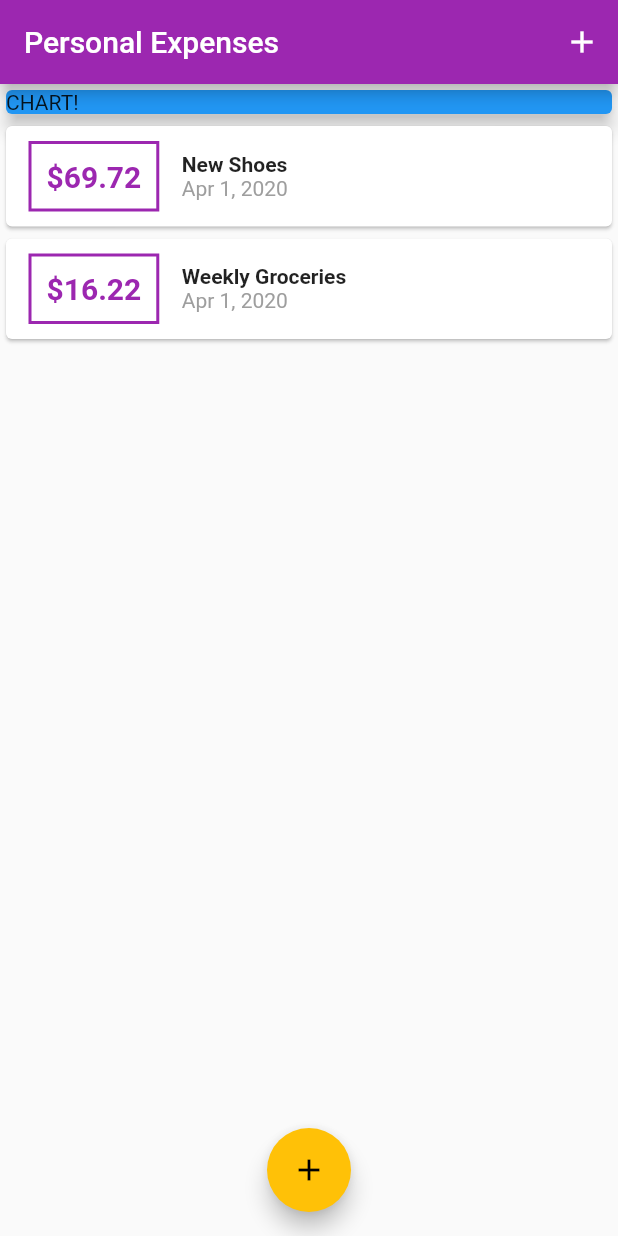
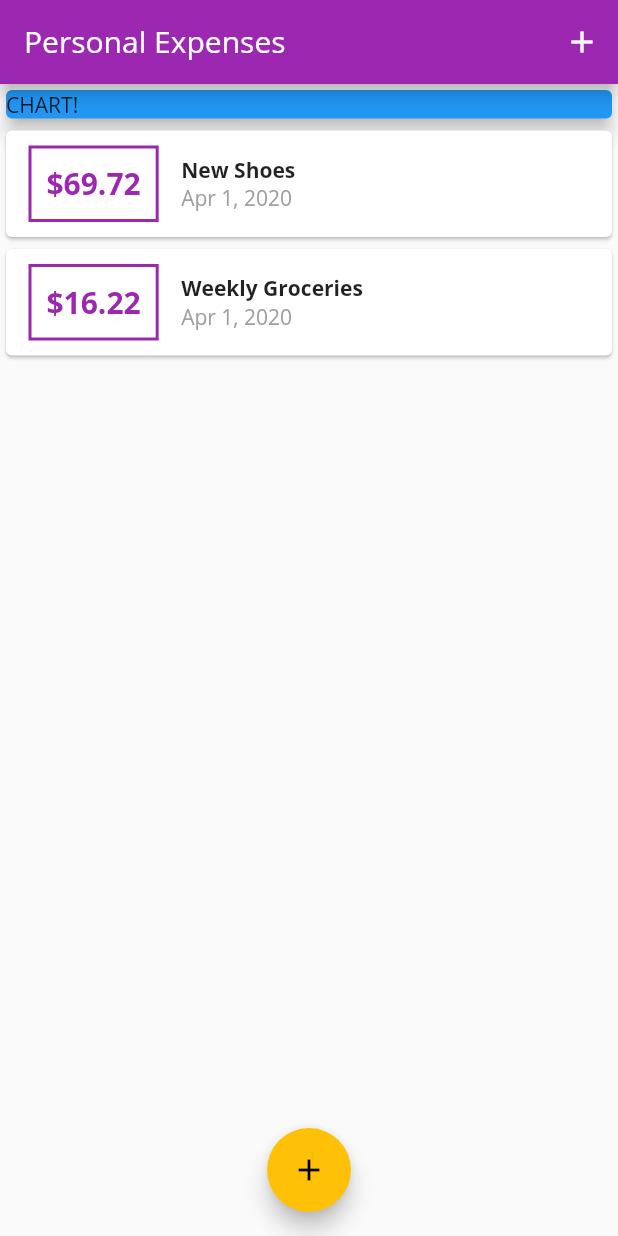
Before and after one commit to yuuttoo/flutter_expense_app, a Flutter app: the screen it shows after launch, on a phone screen of 412 x 824 dp. Run offline on Flutter 3.47's test engine with Material 2 defaults, Android fonts, the phone set to English and light mode, and no system bars.

Commit message:
change fonts and theme color

```diff
--- a/lib/main.dart
+++ b/lib/main.dart
@@ -16,7 +16,8 @@ class MyApp extends StatelessWidget {
       title: 'Personal Expenses',
       theme: ThemeData(
         primarySwatch: Colors.purple,
-        accentColor: Colors.amber
+        accentColor: Colors.amber,
+        fontFamily: 'OpenSans',
       ),
       home: MyHomePage(),
     );
@@ -79,7 +80,7 @@ class _MyHomePageState extends State<MyHomePage> {
   Widget build(BuildContext context) {
     return Scaffold(
       appBar: AppBar (
-        title: Text('Personal Expenses'),
+        title: Text('Personal Expenses', style: TextStyle(fontFamily: 'OpenSans')),
         actions: <Widget>[
           IconButton(icon: Icon(Icons.add),
           onPressed:() => _startAddNewTransaction(context),
```
Also changed, not shown: pubspec.yaml (+11 -6 lines), assets/fonts/OpenSans-Bold.ttf (added), assets/fonts/OpenSans-Regular.ttf (added), assets/fonts/Quicksand-Bold.ttf (added), assets/fonts/Quicksand-Light.ttf (added), assets/fonts/Quicksand-Medium.ttf (added), assets/fonts/Quicksand-Regular.ttf (added), flutter_02.png (added).
